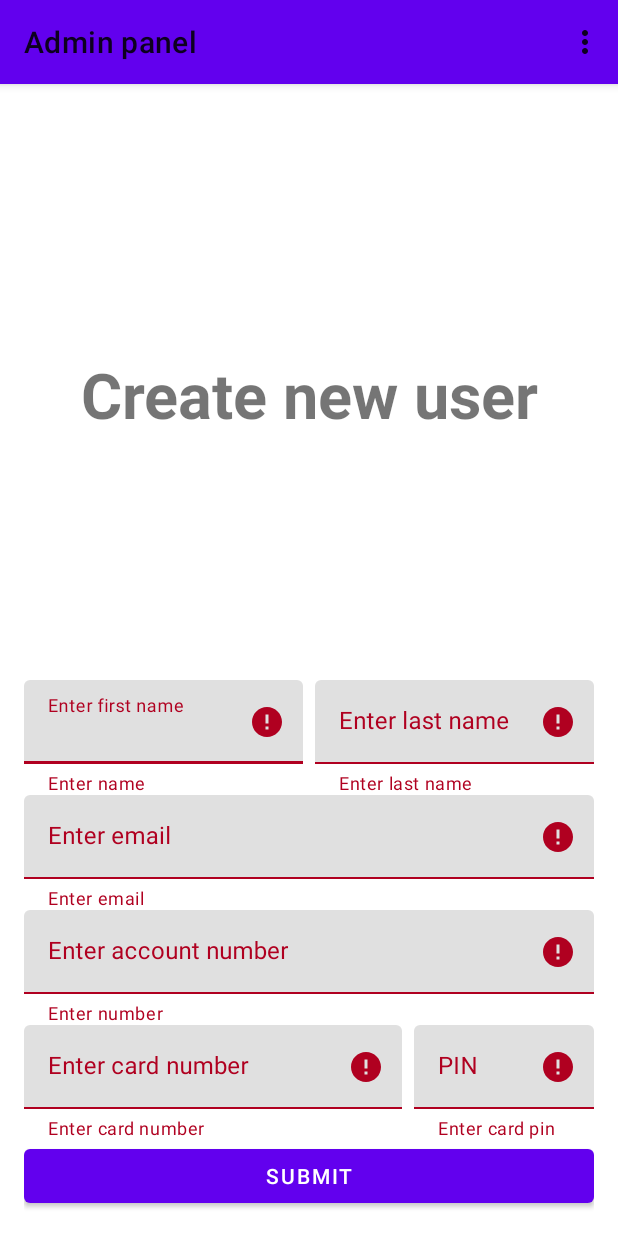
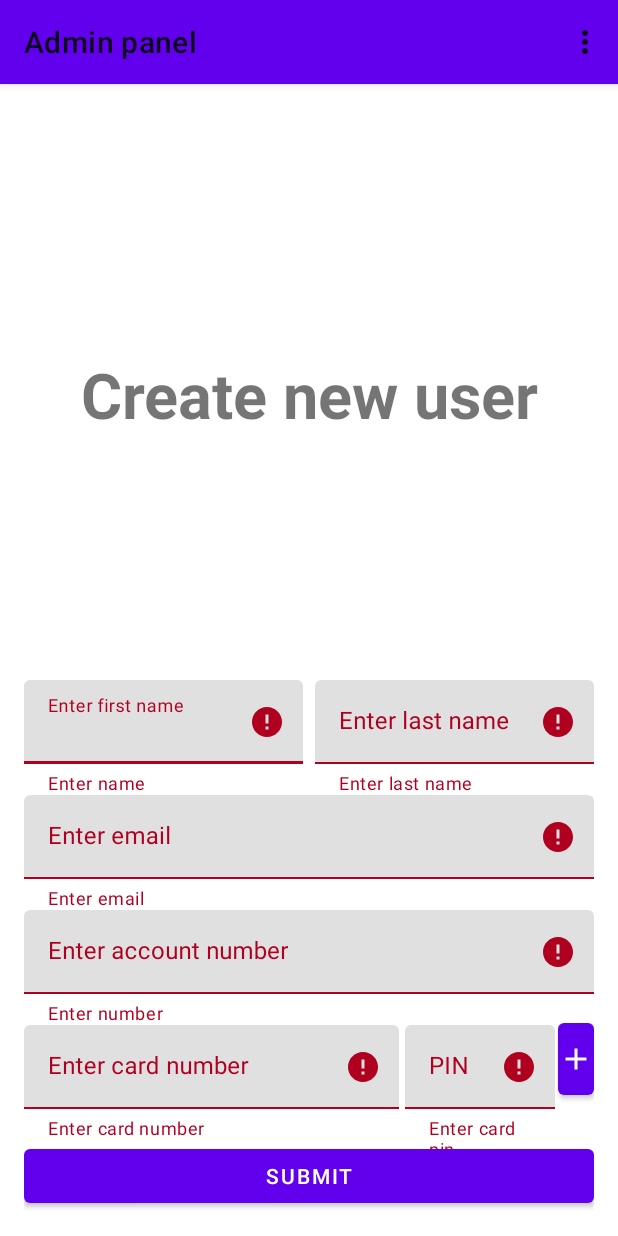
Before and after one commit to Rajko97/MyBank, an Android app: the AdminActivity screen opened directly, with no data from a screen before it, after a tap on "SUBMIT", on a phone screen of 412 x 824 dp. Run offline under Robolectric (Android 15) with nearby library versions, the phone set to English and light mode, and no system bars; our stand-ins replace Firebase (no records; nobody signed in at launch, a user with empty details on screens opened directly); 1 other tap on this screen came first.

Commit message:
Redone admin interface for multiple cards

```diff
--- a/app/src/main/java/com/ana/mybank/ui/admin/AdminActivity.java
+++ b/app/src/main/java/com/ana/mybank/ui/admin/AdminActivity.java
@@ -13,13 +13,15 @@ import android.widget.Toast;
 import androidx.annotation.NonNull;
 import androidx.annotation.Nullable;
 import androidx.appcompat.app.AppCompatActivity;
+import androidx.recyclerview.widget.DividerItemDecoration;
+import androidx.recyclerview.widget.ItemTouchHelper;
+import androidx.recyclerview.widget.LinearLayoutManager;
+import androidx.recyclerview.widget.RecyclerView;
 
 import com.ana.mybank.Constants;
 import com.ana.mybank.R;
 import com.ana.mybank.ui.login.LoginActivity;
 import com.google.android.gms.tasks.OnCompleteListener;
-import com.google.android.gms.tasks.OnFailureListener;
-import com.google.android.gms.tasks.OnSuccessListener;
 import com.google.android.gms.tasks.Task;
 import com.google.android.material.button.MaterialButton;
 import com.google.android.material.textfield.TextInputEditText;
@@ -37,8 +39,8 @@ public class AdminActivity extends AppCompatActivity implements View.OnClickList
     private FirebaseFirestore db;
     private TextInputEditText editName, editLastName, editEmail, editAccountNumber, editCardNumber, editCardPin;
     private TextInputLayout layoutName, layoutLastName, layoutEmail, layoutAccountNumber, layoutCardNumber, layoutCardPin;
-    private MaterialButton submitButton;
-
+    private MaterialButton addCardButton, submitButton;
+    private CardsRecyclerAdapter cardsRecyclerAdapter;
     @Override
     protected void onCreate(@Nullable Bundle savedInstanceState) {
         super.onCreate(savedInstanceState);
@@ -60,8 +62,19 @@ public class AdminActivity extends AppCompatActivity implements View.OnClickList
         layoutLastName = findViewById(R.id.inputLayoutLastName);
         layoutEmail = findViewById(R.id.inputLayoutEmail);
         layoutAccountNumber = findViewById(R.id.inputLayoutAccountNumber);
+
         layoutCardNumber = findViewById(R.id.inputLayoutCardNumber);
         layoutCardPin = findViewById(R.id.inputLayoutCardPin);
+        addCardButton = findViewById(R.id.buttonAddCard);
+        cardsRecyclerAdapter = new CardsRecyclerAdapter();
+        RecyclerView recyclerView = findViewById(R.id.recyclerView);
+        LinearLayoutManager layoutManager = new LinearLayoutManager(AdminActivity.this);
+        recyclerView.setLayoutManager(layoutManager);
+        recyclerView.addItemDecoration(new DividerItemDecoration(recyclerView.getContext(), layoutManager.getOrientation()));
+        new ItemTouchHelper(itemTouchHelperCallback()).attachToRecyclerView(recyclerView);
+        recyclerView.setAdapter(cardsRecyclerAdapter);
+        addCardButton.setOnClickListener(this);
+
         submitButton = findViewById(R.id.buttonSubmit);
         submitButton.setOnClickListener(this);
     }
@@ -86,29 +99,37 @@ public class AdminActivity extends AppCompatActivity implements View.OnClickList
 
     @Override
     public void onClick(View v) {
+        if(v.getId() == R.id.buttonAddCard) {
+            String cardNumber = editCardNumber.getText().toString();
+            String cardPin = editCardPin.getText().toString();
+            boolean isCardNumberValid = validateCardNumber(cardNumber);
+            boolean isCardPinValid = validateCardPin(cardPin);
+
+            if(isCardNumberValid && isCardPinValid) {
+                cardsRecyclerAdapter.addCard(cardNumber, cardPin);
+                editCardNumber.setText("");
+                editCardPin.setText("");
+            }
+        }
         if(v.getId() == R.id.buttonSubmit) {
             String name = editName.getText().toString();
             String lastName = editLastName.getText().toString();
             String email = editEmail.getText().toString();
             String accountNumber = editAccountNumber.getText().toString();
-            String cardNumber = editCardNumber.getText().toString();
-            String cardPin = editCardPin.getText().toString();
+
 
             boolean isNameValid = validateName(name);
             boolean isLastNameValid = validateLastName(lastName);
             boolean isEmailValid = validateEmail(email);
             boolean isAccountNumberValid = validateAccountNumber(accountNumber);
-            boolean isCardNumberValid = validateCardNumber(cardNumber);
-            boolean isCardPinValid = validateCardPin(cardPin);
-            if(isNameValid && isLastNameValid && isEmailValid && isAccountNumberValid && isCardNumberValid && isCardPinValid) {
+
+            if(isNameValid && isLastNameValid && isEmailValid && isAccountNumberValid) {
                 submitButton.setEnabled(false);
                 submitButton.setText("Waitting for network...");
                 Map<String, Object> userData = new HashMap<>();
                     userData.put("name", name);
                     userData.put("lastName", lastName);
                     userData.put("accountNumber", accountNumber);
-                    userData.put("cardNumber", cardNumber);
-                    userData.put("securityCode", cardPin);
                     userData.put("balance", 0);
 
                 createNewFirebaseUser(email, Constants.DEFAULT_PASSWORDS, userData);
@@ -116,6 +137,19 @@ public class AdminActivity extends AppCompatActivity implements View.OnClickList
         }
     }
 
+    private ItemTouchHelper.SimpleCallback itemTouchHelperCallback() {
+        return new ItemTouchHelper.SimpleCallback(0, ItemTouchHelper.LEFT | ItemTouchHelper.RIGHT) {
+            @Override
+            public boolean onMove(@NonNull RecyclerView recyclerView, @NonNull RecyclerView.ViewHolder viewHolder, @NonNull RecyclerView.ViewHolder target) {
+                return false;
+            }
+
+            @Override
+            public void onSwiped(@NonNull RecyclerView.ViewHolder viewHolder, int direction) {
+                cardsRecyclerAdapter.removeItem(viewHolder.getAdapterPosition());
+            }
+        };
+    }
     //Creates Firebase user
     private void createNewFirebaseUser(String email, String password, final Map<String, Object> userData) {
         mAuth.createUserWithEmailAndPassword(email, password)
@@ -136,10 +170,7 @@ public class AdminActivity extends AppCompatActivity implements View.OnClickList
 
     //creates Users/newDocument /CreditCards/newDocument
     private void initializeNewFirestoreUser(String uid, Map<String, Object> userData) {
-        String securityCode = (String) userData.get("securityCode");
-        String cardNumber = (String) userData.get("cardNumber");
-        userData.remove("securityCode");
-
+        userData.put("creditCards", cardsRecyclerAdapter.cardNumber);
         db.collection("Users").document(uid).set(userData)
                 .addOnCompleteListener(new OnCompleteListener<Void>() {
                     @Override
@@ -154,8 +185,11 @@ public class AdminActivity extends AppCompatActivity implements View.OnClickList
                     }
                 });
         userData.clear();
-        userData.put("securityCode", securityCode);
-        db.collection("CreditCards").document(cardNumber).set(userData);
+        for(int i = 0; i < cardsRecyclerAdapter.cardNumber.size(); i++) {
+            userData.clear();
+            userData.put("securityCode", cardsRecyclerAdapter.cardPin.get(i));
+            db.collection("CreditCards").document(cardsRecyclerAdapter.cardNumber.get(i)).set(userData);
+        }
     }
 
     private boolean validateName(String name) {
--- /dev/null
+++ b/app/src/main/java/com/ana/mybank/ui/admin/CardsRecyclerAdapter.java
@@ -0,0 +1,67 @@
+package com.ana.mybank.ui.admin;
+
+import android.view.LayoutInflater;
+import android.view.View;
+import android.view.ViewGroup;
+import android.widget.TextView;
+
+import androidx.annotation.NonNull;
+import androidx.recyclerview.widget.RecyclerView;
+
+import com.ana.mybank.R;
+
+import java.util.ArrayList;
+
+class CardsRecyclerAdapter  extends RecyclerView.Adapter<RecyclerView.ViewHolder> {
+    ArrayList<String> cardNumber;
+    ArrayList<String> cardPin;
+
+    CardsRecyclerAdapter() {
+        cardNumber = new ArrayList<>();
+        cardPin = new ArrayList<>();
+    }
+
+    void addCard(String card, String pin) {
+        cardNumber.add(0, card);
+        cardPin.add(0, pin);
+        notifyItemInserted(0);
+    }
+
+    void removeItem(int adapterPosition) {
+        cardNumber.remove(adapterPosition);
+        cardPin.remove(adapterPosition);
+        notifyItemRemoved(adapterPosition);
+    }
+
+
+    class CardsViewHolder extends RecyclerView.ViewHolder {
+        TextView tvCardNumber;
+
+        CardsViewHolder(@NonNull View itemView) {
+            super(itemView);
+            tvCardNumber = itemView.findViewById(R.id.textViewCardNumber);
+        }
+
+        void bind(String cardNumber) {
+            tvCardNumber.setText("Card: "+cardNumber);
+        }
+    }
+
+    @NonNull
+    @Override
+    public RecyclerView.ViewHolder onCreateViewHolder(@NonNull ViewGroup parent, int viewType) {
+        return new CardsViewHolder(LayoutInflater.from(parent.getContext()).inflate(R.layout.list_item_create_card, parent, false));
+    }
+
+    @Override
+    public void onBindViewHolder(@NonNull RecyclerView.ViewHolder holder, int position) {
+        if(holder instanceof CardsViewHolder) {
+            ((CardsViewHolder) holder).bind(cardNumber.get(position));
+        }
+    }
+
+    @Override
+    public int getItemCount() {
+        return cardNumber == null? 0 : cardNumber.size();
+    }
+}
--- a/app/src/main/java/com/ana/mybank/ui/main/PaymentBottomSheetDialogFragment.java
+++ b/app/src/main/java/com/ana/mybank/ui/main/PaymentBottomSheetDialogFragment.java
@@ -13,7 +13,6 @@ import androidx.annotation.Nullable;
 import com.ana.mybank.R;
 import com.ana.mybank.model.TransactionPojo;
 import com.google.android.gms.tasks.OnCompleteListener;
-import com.google.android.gms.tasks.OnSuccessListener;
 import com.google.android.gms.tasks.Task;
 import com.google.android.material.bottomsheet.BottomSheetDialog;
 import com.google.android.material.bottomsheet.BottomSheetDialogFragment;
@@ -28,7 +27,6 @@ import com.google.firebase.firestore.FirebaseFirestore;
 import com.google.firebase.firestore.FirebaseFirestoreException;
 import com.google.firebase.firestore.QuerySnapshot;
 import com.google.firebase.firestore.Transaction;
-import com.google.type.Date;
 
 import org.json.JSONException;
 import org.json.JSONObject;
--- a/app/src/main/res/layout/activity_admin.xml
+++ b/app/src/main/res/layout/activity_admin.xml
@@ -97,10 +97,10 @@
         android:layout_width="0dp"
         android:layout_height="wrap_content"
         android:layout_marginTop="8dp"
-        android:layout_marginEnd="4dp"
+        android:layout_marginEnd="2dp"
         android:hint="Enter card number"
         app:errorEnabled="true"
-        app:layout_constraintBottom_toTopOf="@id/buttonSubmit"
+        app:layout_constraintBottom_toTopOf="@id/recyclerView"
         app:layout_constraintEnd_toStartOf="@id/inputLayoutCardPin"
         app:layout_constraintStart_toStartOf="parent">
 
@@ -108,19 +108,19 @@
             android:id="@+id/editTextCardNumber"
             android:layout_width="match_parent"
             android:layout_height="wrap_content"
-            android:inputType="text"
+            android:inputType="numberSigned"
             android:maxLines="1"
             android:nextFocusDown="@id/editTextCardPin"/>
     </com.google.android.material.textfield.TextInputLayout>
 
     <com.google.android.material.textfield.TextInputLayout
         android:id="@+id/inputLayoutCardPin"
-        android:layout_width="120dp"
+        android:layout_width="100dp"
         android:layout_height="wrap_content"
-        android:layout_marginStart="4dp"
+        android:layout_marginStart="2dp"
         android:hint="PIN"
         app:errorEnabled="true"
-        app:layout_constraintEnd_toEndOf="parent"
+        app:layout_constraintEnd_toEndOf="@id/buttonAddCard"
         app:layout_constraintStart_toEndOf="@id/inputLayoutCardNumber"
         app:layout_constraintTop_toTopOf="@id/inputLayoutCardNumber">
 
@@ -133,6 +133,26 @@
             android:maxLines="1" />
     </com.google.android.material.textfield.TextInputLayout>
     <com.google.android.material.button.MaterialButton
+        android:id="@+id/buttonAddCard"
+        android:layout_marginStart="2dp"
+        android:layout_marginTop="-32dp"
+        android:layout_width="24dp"
+        android:layout_height="60dp"
+        app:icon="@drawable/ic_add_black_24dp"
+        android:gravity="center"
+        android:paddingStart="0dp"
+        android:paddingEnd="0dp"
+        app:layout_constraintStart_toEndOf="@id/inputLayoutCardPin"
+        app:layout_constraintEnd_toEndOf="parent"
+        app:layout_constraintTop_toTopOf="@id/inputLayoutCardNumber"
+        app:layout_constraintBottom_toBottomOf="@id/inputLayoutCardNumber"/>
+
+    <androidx.recyclerview.widget.RecyclerView
+        android:id="@+id/recyclerView"
+        android:layout_width="match_parent"
+        android:layout_height="wrap_content"
+        app:layout_constraintBottom_toTopOf="@id/buttonSubmit"/>
+    <com.google.android.material.button.MaterialButton
         android:id="@+id/buttonSubmit"
         android:layout_width="match_parent"
         android:layout_height="wrap_content"
```
Also changed, not shown: app/src/main/res/layout/list_item_create_card.xml (added, +21 -0 lines).
